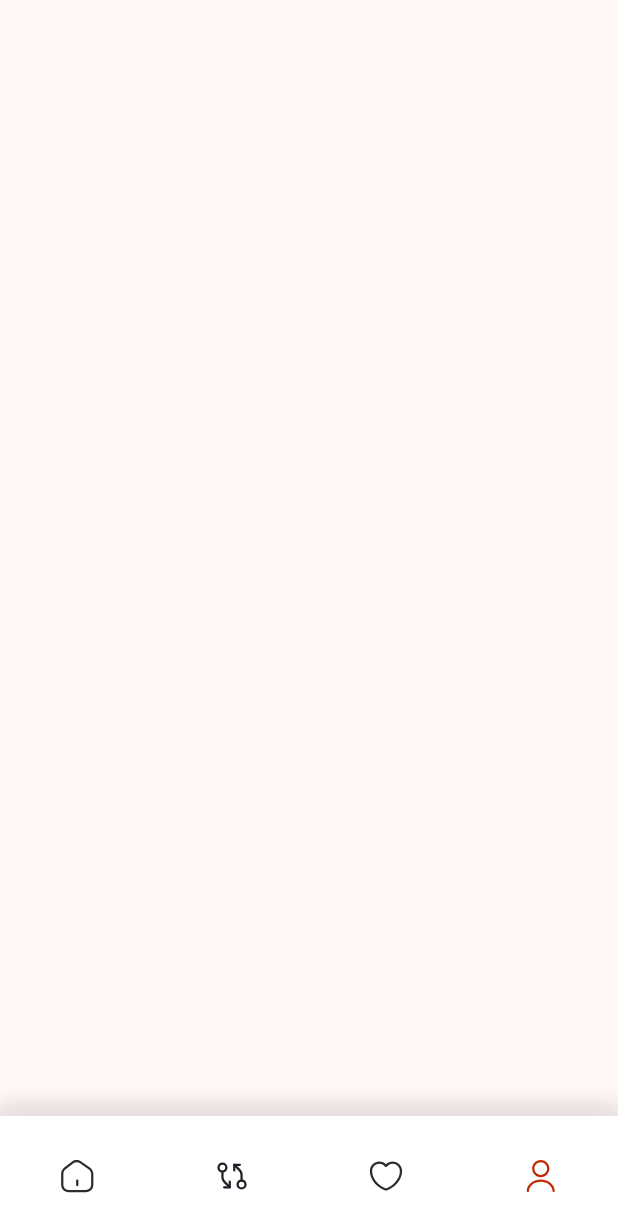
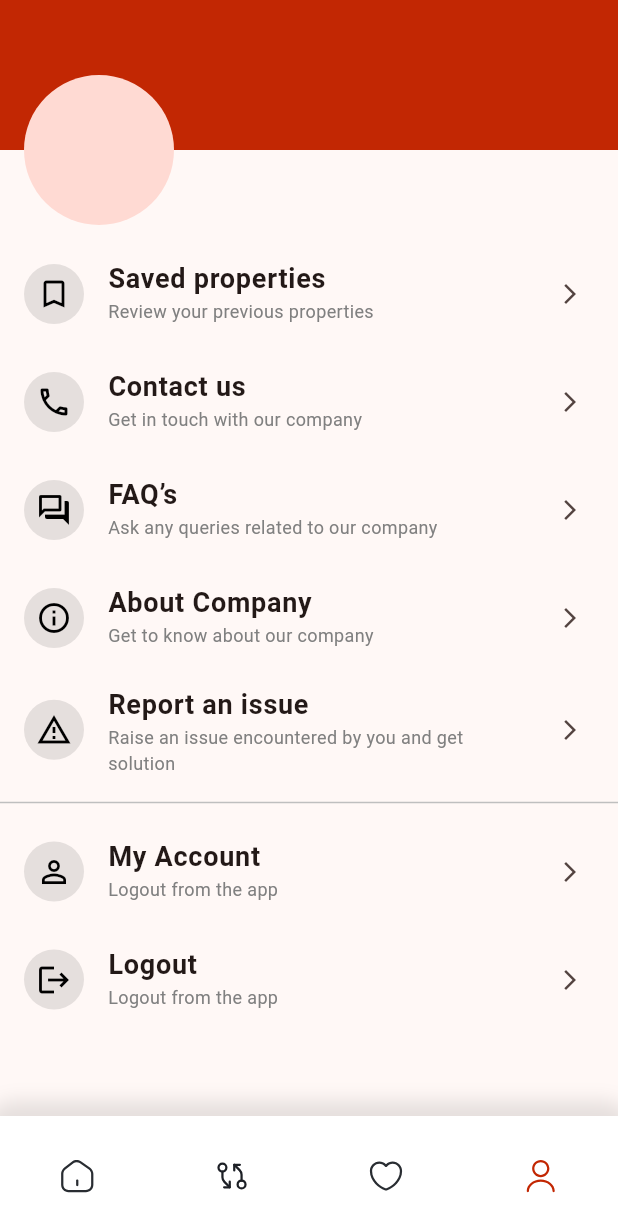
Before and after one commit to elitceler-aaditya/re_portal_frontend, a Flutter app: the MainScreen screen opened directly, item 4 of the bottom bar chosen, on a phone screen of 412 x 824 dp. Shown: the top 1232 px of the screen. Run offline on Flutter 3.47's test engine with Material 3 defaults, Android fonts, the phone set to English and light mode, and no system bars; our stand-ins replace flutter_animate, flutter_carousel_widget, flutter_dotenv, flutter_riverpod, flutter_svg, freezed_annotation and 2 more; missing offline and left inert: jwt_io; accounts and stored records are empty.

Commit message:
home screen image title, profile screen

```diff
--- a/lib/modules/home/screens/main_screen.dart
+++ b/lib/modules/home/screens/main_screen.dart
@@ -1,6 +1,7 @@
 import 'package:flutter/material.dart';
 import 'package:flutter_riverpod/flutter_riverpod.dart';
 import 'package:re_portal_frontend/modules/home/screens/home_screen.dart';
+import 'package:re_portal_frontend/modules/profile/screens/profile_screen.dart';
 import 'package:re_portal_frontend/modules/shared/widgets/bot_nav_bar.dart';
 import 'package:re_portal_frontend/riverpod/bot_nav_bar.dart';
 
@@ -16,7 +17,7 @@ class _MainScreenState extends ConsumerState<MainScreen> {
     HomeScreen(),
     SizedBox(),
     SizedBox(),
-    SizedBox(),
+    ProfileScreen(),
   ];
   @override
   Widget build(BuildContext context) {
--- /dev/null
+++ b/lib/modules/profile/screens/profile_screen.dart
@@ -0,0 +1,178 @@
+import 'package:flutter/material.dart';
+import 'package:flutter_riverpod/flutter_riverpod.dart';
+import 'package:re_portal_frontend/modules/onboarding/screens/get_started.dart';
+import 'package:re_portal_frontend/modules/profile/screens/my_account.dart';
+import 'package:re_portal_frontend/modules/shared/widgets/colors.dart';
+import 'package:re_portal_frontend/modules/shared/widgets/transitions.dart';
+import 'package:re_portal_frontend/riverpod/bot_nav_bar.dart';
+import 'package:shared_preferences/shared_preferences.dart';
+
+class ProfileScreen extends ConsumerStatefulWidget {
+  const ProfileScreen({super.key});
+
+  @override
+  ConsumerState<ConsumerStatefulWidget> createState() => _ProfileScreenState();
+}
+
+class _ProfileScreenState extends ConsumerState<ProfileScreen> {
+  String name = "";
+  String email = "";
+  String phoneNumber = "";
+
+  _listTile({
+    String title = "",
+    String subtitle = "",
+    IconData icon = Icons.bookmark_outline,
+    Function()? onTap,
+  }) {
+    return ListTile(
+      onTap: onTap,
+      leading: CircleAvatar(
+        backgroundColor: CustomColors.black.withOpacity(0.1),
+        child: Icon(icon, color: Colors.black),
+      ),
+      title: Text(
+        title,
+        style: const TextStyle(fontSize: 18, fontWeight: FontWeight.bold),
+      ),
+      subtitle: Text(
+        subtitle,
+        style: const TextStyle(color: CustomColors.black50, fontSize: 12),
+      ),
+      trailing: const Icon(Icons.arrow_forward_ios, size: 16),
+    );
+  }
+
+  getPref() async {
+    final sharedPref = await SharedPreferences.getInstance();
+    setState(() {
+      name = sharedPref.getString("name") ?? "";
+      email = sharedPref.getString("email") ?? "";
+      phoneNumber = sharedPref.getString("phoneNumber") ?? "";
+    });
+  }
+
+  Future<void> clearPref() async {
+    final sharedPref = await SharedPreferences.getInstance();
+    sharedPref.clear();
+  }
+
+  @override
+  void initState() {
+    getPref();
+    super.initState();
+  }
+
+  @override
+  Widget build(BuildContext context) {
+    return Scaffold(
+      body: Column(
+        children: [
+          SizedBox(
+            height: 160,
+            width: double.infinity,
+            child: Stack(
+              children: [
+                Container(
+                  height: 100,
+                  color: CustomColors.primary,
+                ),
+                const Positioned(
+                  left: 16,
+                  top: 50,
+                  child: CircleAvatar(
+                    radius: 50,
+                  ),
+                ),
+                Positioned(
+                  left: 120,
+                  top: 70,
+                  child: Column(
+                    crossAxisAlignment: CrossAxisAlignment.start,
+                    children: [
+                      Text(
+                        name,
+                        style: const TextStyle(
+                          fontSize: 24,
+                          fontWeight: FontWeight.bold,
+                          color: CustomColors.white,
+                        ),
+                      ),
+                      Text(
+                        phoneNumber,
+                        style: const TextStyle(
+                          fontSize: 14,
+                          color: CustomColors.black,
+                        ),
+                      ),
+                    ],
+                  ),
+                ),
+              ],
+            ),
+          ),
+          _listTile(
+            title: 'Saved properties',
+            subtitle: 'Review your previous properties',
+            icon: Icons.bookmark_outline,
+          ),
+          _listTile(
+            title: 'Contact us',
+            subtitle: 'Get in touch with our company',
+            icon: Icons.phone_outlined,
+          ),
+          _listTile(
+            title: 'FAQ’s',
+            subtitle: 'Ask any queries related to our company',
+            icon: Icons.question_answer_outlined,
+          ),
+          _listTile(
+            title: 'About Company',
+            subtitle: 'Get to know about our company',
+            icon: Icons.info_outline,
+          ),
+          _listTile(
+            title: 'Report an issue',
+            subtitle: 'Raise an issue encountered by you and get solution',
+            icon: Icons.report_problem_outlined,
+          ),
+          const Divider(
+            height: 20,
+            thickness: 1,
+            color: CustomColors.black25,
+          ),
+          _listTile(
+            title: 'My Account',
+            subtitle: 'Logout from the app',
+            icon: Icons.person_outline,
+            onTap: () {
+              rightSlideTransition(
+                context,
+                MyAccount(
+                  name: name,
+                  phone: phoneNumber,
+                  email: email,
+                ),
+              );
+            },
+          ),
+          _listTile(
+            title: 'Logout',
+            subtitle: 'Logout from the app',
+            icon: Icons.logout,
+            onTap: () async {
+              ref.read(navBarIndexProvider.notifier).setNavBarIndex(0);
+              await clearPref().then(
+                (value) => Navigator.pushAndRemoveUntil(
+                  context,
+                  MaterialPageRoute(builder: (context) => const GetStarted()),
+                  (route) => false,
+                ),
+              );
+            },
+          ),
+        ],
+      ),
+    );
+  }
+}
```
Also changed, not shown: lib/modules/home/screens/property_list.dart (+23 -4 lines), lib/modules/profile/screens/my_account.dart (added, +98 -0 lines), lib/modules/profile/screens/widgets/profile_textfields.dart (added, +49 -0 lines), lib/modules/shared/models/appartment_model.dart (+4 -3 lines), lib/modules/shared/models/appartment_model.freezed.dart, lib/modules/shared/models/appartment_model.g.dart.
